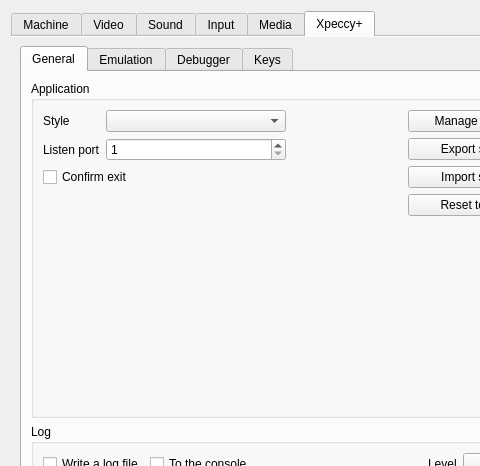
Above: ui/setupwin.ui from Volutar/xpeccy-plus before the change; both pictures show x 0 to 480 and y 0 to 466 of the 606 by 939 pixel window. Below: the same form after it.
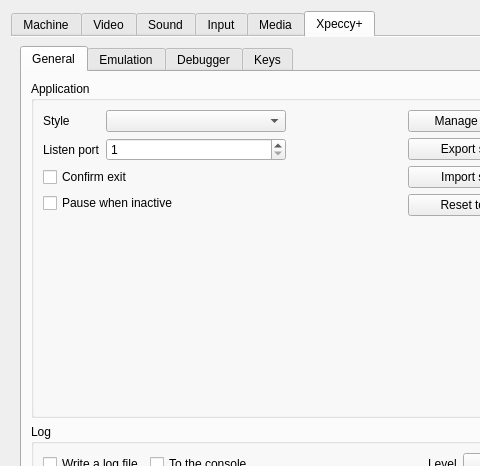
That is the form after the change. The open tabs and pages were chosen to show the change. Icons and pictures are not drawn. Custom widgets are drawn as their Qt base class.

Patch:
```diff
--- a/ui/setupwin.ui
+++ b/ui/setupwin.ui
@@ -2540,6 +2540,16 @@
                    </widget>
                   </item>
                   <item row="3" column="0" colspan="2">
+                   <widget class="QCheckBox" name="cbPauseInactive">
+                    <property name="toolTip">
+                     <string>Pause while another application has the focus</string>
+                    </property>
+                    <property name="text">
+                     <string>Pause when inactive</string>
+                    </property>
+                   </widget>
+                  </item>
+                  <item row="4" column="0" colspan="2">
                    <spacer name="verticalSpacer_appgrid">
                     <property name="orientation">
                      <enum>Qt::Vertical</enum>
```
